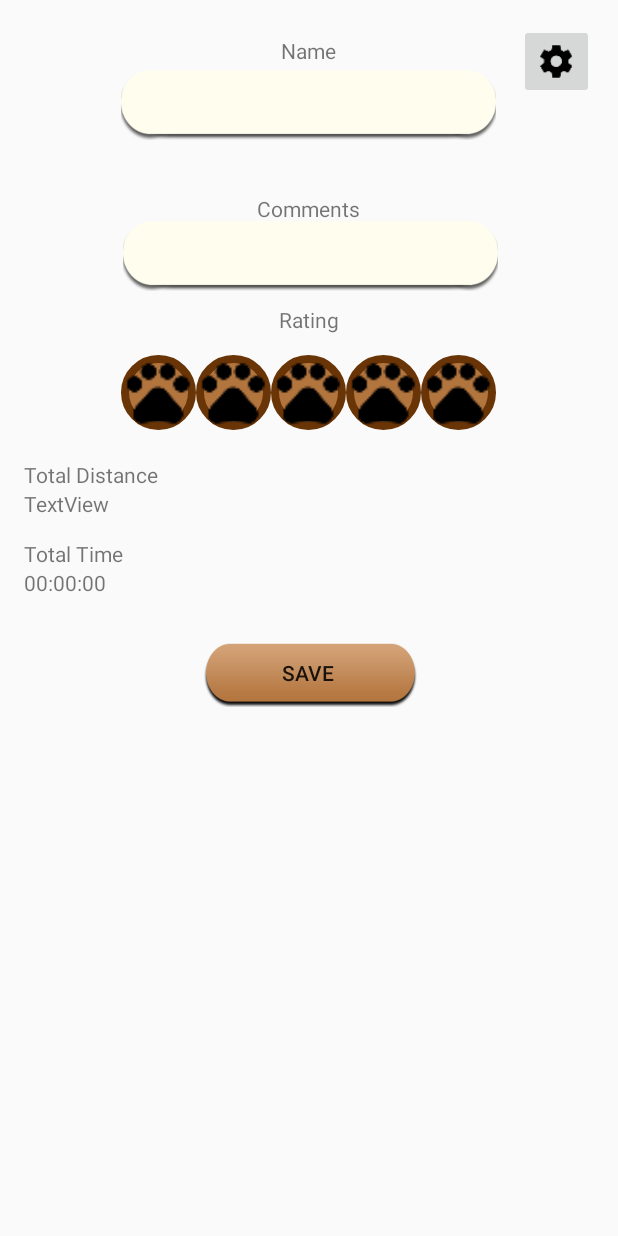
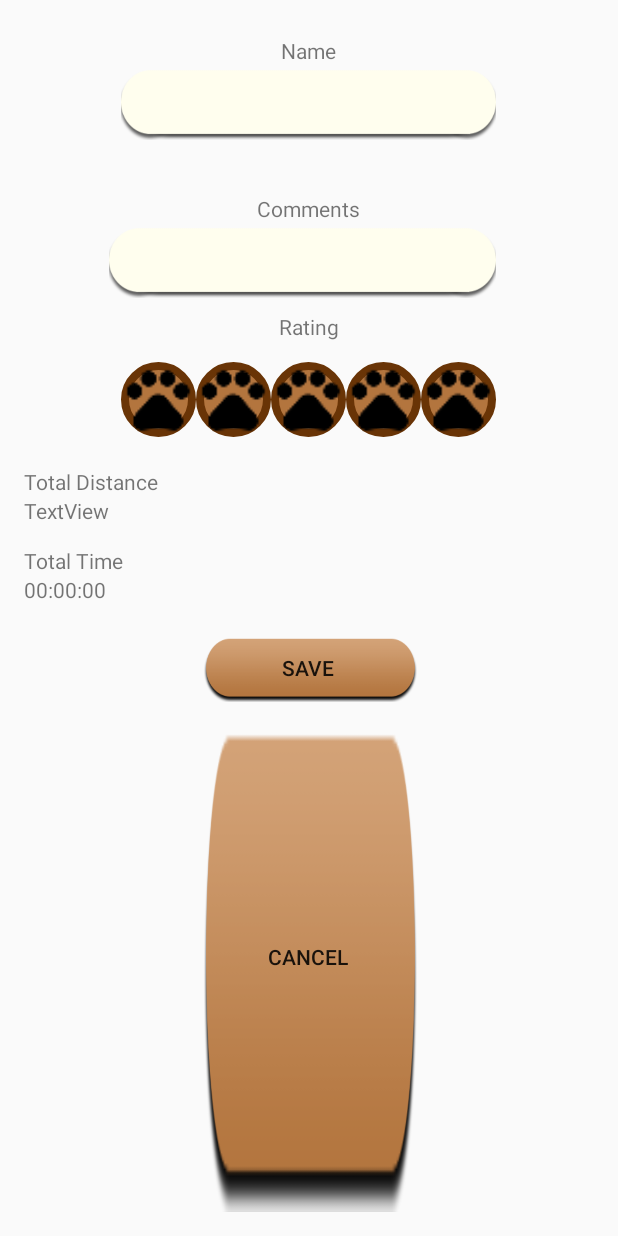
Before and after one commit to thebestyshow/Froyo, an Android app: the layout activity_review.xml on its own in the app's theme, with its tools: preview values and no code run, on a phone screen of 412 x 824 dp. Run offline under Robolectric (Android 15) with nearby library versions, the phone set to English and light mode, and no system bars.

Commit message:
Small Amendments Changed Emailing all changes that needed to be made

```diff
--- a/app/src/main/java/uk/ac/tees/p4072699/dogmapp/ReviewView.java
+++ b/app/src/main/java/uk/ac/tees/p4072699/dogmapp/ReviewView.java
@@ -71,7 +71,7 @@ public class ReviewView extends AppCompatActivity implements OnMapReadyCallback,
         final Button retur = (Button) findViewById(R.id.button_return);
         final Button edit = (Button) findViewById(R.id.button_savez);
         final Button remove = (Button) findViewById(R.id.button_remove);
-        DecimalFormat df = new DecimalFormat("#.00");
+        DecimalFormat df = new DecimalFormat("##.00");
         points = getIntent().getParcelableArrayListExtra("pointsarray");
         w.setPoints(points);
 
@@ -191,8 +191,6 @@ public class ReviewView extends AppCompatActivity implements OnMapReadyCallback,
             LatLng point = points.get(i);
             options.add(point);
         }
-        //Something goes here. Something to do with markers
-        //http://stackoverflow.com/questions/30249920/how-to-draw-path-as-i-move-starting-from-my-current-location-using-google-maps
         line = map.addPolyline(options);
         zoomRoute(map,points);
         points.clear();
@@ -296,7 +294,7 @@ public class ReviewView extends AppCompatActivity implements OnMapReadyCallback,
                 }
             }
         }
-
+        map.setMapType(GoogleMap.MAP_TYPE_SATELLITE);
         Log.d("Zoom","Zoom Finish");
     }
 
--- a/app/src/main/java/uk/ac/tees/p4072699/dogmapp/Walk.java
+++ b/app/src/main/java/uk/ac/tees/p4072699/dogmapp/Walk.java
@@ -14,10 +14,11 @@ public class Walk implements Serializable{
     private ArrayList<LatLng> points;
     private String date;
 
-    public Walk(double length, int time, ArrayList<LatLng> points) {
+    public Walk(double length, int time, ArrayList<LatLng> points,String date) {
         this.length = length;
         this.time = time;
         this.points = points;
+        this.date = date;
     }
 
     public Walk(String name, double length, int rating, String comment, int time, ArrayList<LatLng> points, String date) {
--- a/app/src/main/java/uk/ac/tees/p4072699/dogmapp/Weather.java
+++ b/app/src/main/java/uk/ac/tees/p4072699/dogmapp/Weather.java
@@ -47,7 +47,7 @@ public class Weather extends AppCompatActivity implements Callback {
         dialog = new ProgressDialog(this);
         dialog.setMessage("Loading...");
         dialog.show();
-        service.refreshWeather("Paris, France");
+        service.refreshWeather("Middlesbrough");
 
         final Context con = this;
         owner = (Owner) getIntent().getSerializableExtra("owner");
@@ -79,7 +79,9 @@ public class Weather extends AppCompatActivity implements Callback {
     public boolean onOptionsItemSelected(MenuItem item) {
         int id = item.getItemId();
         if (id == android.R.id.home) {
-            onBackPressed();
+            Intent i = new Intent(getApplicationContext(),Home.class);
+            i.putExtra("owner",owner);
+            startActivity(i);
             return  true;
         }
         return super.onOptionsItemSelected(item);
--- a/app/src/main/res/layout/activity_review.xml
+++ b/app/src/main/res/layout/activity_review.xml
@@ -71,16 +71,6 @@
         android:onClick="paw5"
         android:background="@drawable/roundedbutton" />
 
-    <ImageButton
-        android:layout_width="50dp"
-        android:layout_height="50dp"
-        android:id="@+id/imageButton_settings"
-        android:scaleType="fitCenter"
-        android:layout_alignParentTop="true"
-        android:layout_alignParentRight="true"
-        android:layout_alignParentEnd="true"
-        app:srcCompat="@mipmap/ic_settings_black_24dp" />
-
     <TextView
         android:text="TextView"
         android:layout_width="wrap_content"
@@ -118,18 +108,6 @@
         android:layout_below="@+id/paw_1"
         android:layout_alignParentLeft="true"
         android:layout_alignParentStart="true" />
-
-    <EditText
-        android:inputType="textMultiLine"
-        android:ems="10"
-        android:id="@+id/et_comm"
-        android:layout_marginTop="78dp"
-        android:layout_height="50dp"
-        android:background="@drawable/loginback"
-        android:layout_width="250dp"
-        android:layout_below="@+id/imageButton_settings"
-        android:layout_toRightOf="@+id/textView15"
-        android:layout_toEndOf="@+id/textView15" />
 
     <TextView
         android:text="@string/name"
@@ -185,13 +163,35 @@
         android:layout_centerHorizontal="true" />
 
     <Button
+        android:text="@string/cancel"
+        android:layout_width="150dp"
+        android:layout_height="45dp"
+        android:id="@+id/button_cancel"
+        android:background="@drawable/button"
+        android:layout_alignParentBottom="true"
+        android:layout_centerHorizontal="true"
+        android:layout_below="@+id/button_savez" />
+
+    <Button
         android:text="@string/save"
         android:layout_width="150dp"
         android:id="@+id/button_savez"
-        android:layout_marginTop="28dp"
+        android:layout_marginTop="20dp"
         android:background="@drawable/button"
         android:layout_height="45dp"
         android:layout_below="@+id/textView_time"
-        android:layout_toLeftOf="@+id/paw_5"
-        android:layout_toStartOf="@+id/paw_5" />
+        android:layout_alignLeft="@+id/button_cancel"
+        android:layout_alignStart="@+id/button_cancel" />
+
+    <EditText
+        android:inputType="textMultiLine"
+        android:ems="10"
+        android:id="@+id/et_comm"
+        android:layout_height="50dp"
+        android:background="@drawable/loginback"
+        android:layout_width="250dp"
+        android:layout_below="@+id/textView21"
+        android:layout_toRightOf="@+id/textView_distance"
+        android:layout_alignRight="@+id/paw_5"
+        android:layout_alignEnd="@+id/paw_5" />
 </RelativeLayout>
```
Also changed, not shown: app/src/main/java/uk/ac/tees/p4072699/dogmapp/DogList.java (+4 -12 lines), app/src/main/java/uk/ac/tees/p4072699/dogmapp/EditDog.java (+10 -13 lines), app/src/main/java/uk/ac/tees/p4072699/dogmapp/Home.java (+0 -68 lines), app/src/main/java/uk/ac/tees/p4072699/dogmapp/Review.java (+14 -22 lines), app/src/main/java/uk/ac/tees/p4072699/dogmapp/ReviewList.java (+6 -14 lines), app/src/main/java/uk/ac/tees/p4072699/dogmapp/StartWalk.java (+0 -9 lines), app/src/main/res/layout/activity_dog_list.xml (+1 -12 lines), app/src/main/res/layout/activity_edit_dog.xml (+0 -10 lines), app/src/main/res/layout/activity_review_list.xml (+13 -21 lines), app/src/main/res/layout/activity_review_view.xml (+14 -10 lines), app/src/main/res/layout/activity_start_walk.xml (+9 -19 lines).
